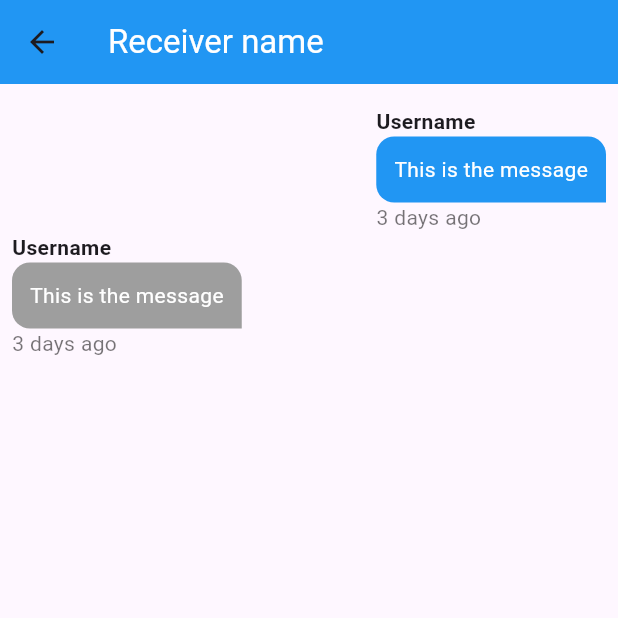
After one commit to OmarElmanzalawy/creativa_chat_app, a Flutter app: the PrivateChatScreen screen opened directly, on a phone screen of 412 x 824 dp, the top half of it. The commit adds this screen. Run offline on Flutter 3.47's test engine with Material 3 defaults, Android fonts, the phone set to English and light mode, and no system bars; our stand-ins replace cloud_firestore, firebase_auth, firebase_core; accounts and stored records are empty.

Commit message:
add chatbubble

```diff
--- a/lib/main.dart
+++ b/lib/main.dart
@@ -24,8 +24,8 @@ class MainApp extends StatelessWidget {
   @override
   Widget build(BuildContext context) {
     return  MaterialApp(
-      // home: FirebaseAuth.instance.currentUser == null ? SignUpScreen() : FirebaseAuth.instance.currentUser?.emailVerified ?? false ? HomeScreen() : SignInScreen(),
-      home: SignUpScreen(),
+      home: FirebaseAuth.instance.currentUser == null ? SignUpScreen() : FirebaseAuth.instance.currentUser?.emailVerified ?? false ? HomeScreen() : SignInScreen(),
+      // home: SignUpScreen(),
     );
   }
 }
--- a/lib/views/home_screen.dart
+++ b/lib/views/home_screen.dart
@@ -1,5 +1,6 @@
 import 'package:chat_app/main.dart';
 import 'package:chat_app/view_model/appbrain.dart';
+import 'package:chat_app/views/private_chat_screen.dart';
 import 'package:chat_app/widgets/user_card.dart';
 import 'package:flutter/material.dart';
 
@@ -33,8 +34,11 @@ class _HomeScreenState extends State<HomeScreen> {
               itemCount: appBrain.users.value.length,
               itemBuilder:(context, index) {
                 final model = appBrain.users.value[index];
-                return UserCard(
-                  model: model,
+                return GestureDetector(
+                  onTap: () => Navigator.push(context, MaterialPageRoute(builder:(context) => PrivateChatScreen(),)),
+                  child: UserCard(
+                    model: model,
+                  ),
                 );
               },
               );
--- /dev/null
+++ b/lib/views/private_chat_screen.dart
@@ -0,0 +1,29 @@
+import 'package:chat_app/widgets/chat_bubble.dart';
+import 'package:flutter/material.dart';
+
+class PrivateChatScreen extends StatelessWidget {
+  const PrivateChatScreen({super.key});
+
+  @override
+  Widget build(BuildContext context) {
+    return Scaffold(
+      appBar: AppBar(title: Text("Receiver name",style: TextStyle(color: Colors.white),),backgroundColor: Colors.blue,),
+      body: Column(
+        children: [
+          Expanded(
+            child: Padding(
+              padding: const EdgeInsets.symmetric(horizontal: 8.0),
+              child: ListView(
+                padding: EdgeInsets.only(top:  15),
+                children: [
+                  ChatBubble(isMe: true),
+                  ChatBubble(isMe: false)
+                ],
+              ),
+            )
+            )
+        ],
+      ),
+    );
+  }
+}
--- /dev/null
+++ b/lib/widgets/chat_bubble.dart
@@ -0,0 +1,34 @@
+import 'package:flutter/material.dart';
+
+class ChatBubble extends StatelessWidget {
+  ChatBubble({super.key,required this.isMe});
+
+  final bool isMe;
+
+  @override
+  Widget build(BuildContext context) {
+    return Align(
+                    alignment: isMe ? Alignment.centerRight : Alignment.centerLeft,
+                    child: Column(
+                      crossAxisAlignment: CrossAxisAlignment.start,
+                      children: [
+                        Text("Username",style: TextStyle(fontWeight: FontWeight.w600),),
+                        Container(
+                          padding: EdgeInsets.all(12),
+                          child: Text("This is the message",style: TextStyle(color: Colors.white),),
+                          decoration: BoxDecoration(
+                            color: isMe ? Colors.blue : Colors.grey,
+                            borderRadius:BorderRadius.only(
+                              topRight: Radius.circular(12),
+                              topLeft: Radius.circular(12),
+                              bottomLeft: Radius.circular(12)
+                            )
+                          ),
+
+                        ),
+                        Text("3 days ago",style: TextStyle(color: Colors.black54),)
+                      ],
+                    ),
+                  );
+  }
+}
```
Also changed, not shown: 1 other file.
